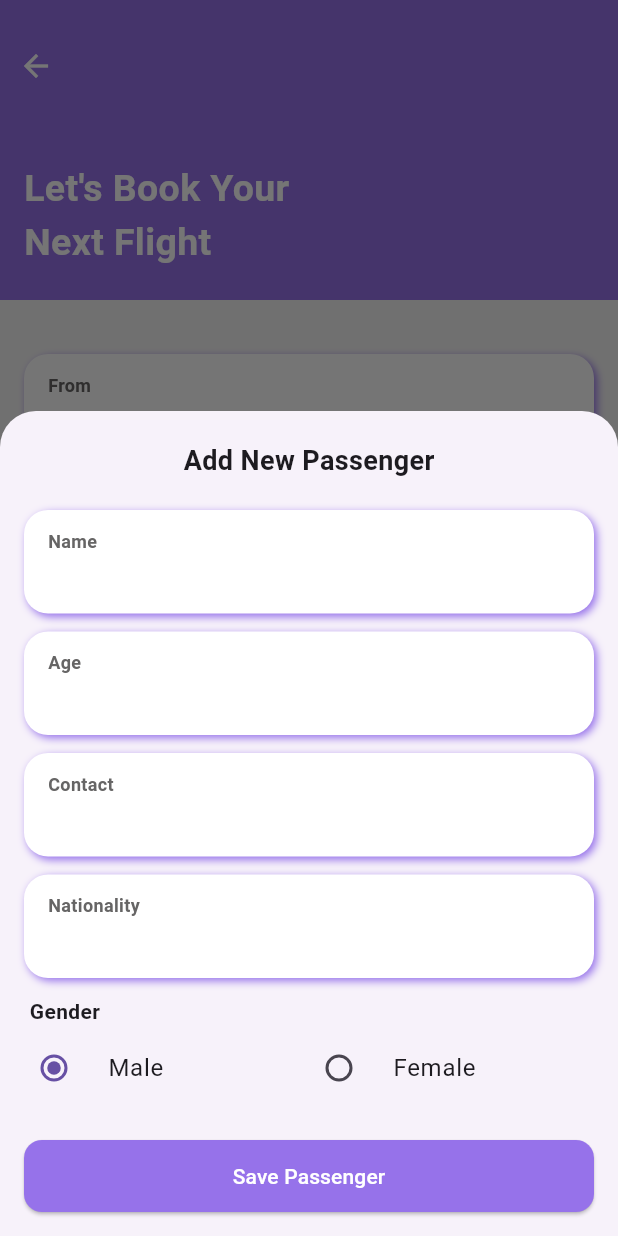
After one commit to rutvi190/TravelApp, a Flutter app: the CreateTripScreen screen opened directly, after a tap on "Add Passenger", on a phone screen of 412 x 824 dp. The commit adds this screen. Run offline on Flutter 3.47's test engine with Material 3 defaults, Android fonts, the phone set to English and light mode, and no system bars; our stand-ins replace cloud_firestore, firebase_auth, firebase_core, get; accounts and stored records are empty.

Commit message:
create trip screen

```diff
--- a/lib/auth/login_screen.dart
+++ b/lib/auth/login_screen.dart
@@ -1,4 +1,3 @@
-// ignore_for_file: use_build_context_synchronously
 
 import 'package:flutter/material.dart';
 import 'package:get/get.dart';
@@ -59,10 +58,7 @@ class _LoginScreenState extends State<LoginScreen> {
                             if (success) {
                               Get.snackbar('Success', 'Login successful',
                                   backgroundColor: AppColors.textPrimary);
-                              Navigator.of(context).push(MaterialPageRoute(
-                                builder: (context) => DashboardScreen(),
-                              ));
-                              // Navigate to main dashboard or home screen
+                              Get.to(() => DashboardScreen());
                             } else {
                               Get.snackbar(
                                   'Error', authController.errorMessage.value,
--- a/lib/auth/signup_screen.dart
+++ b/lib/auth/signup_screen.dart
@@ -63,8 +63,8 @@ class _SignupScreenState extends State<SignupScreen> {
                             );
 
                             if (success) {
+                              Get.to(() => DashboardScreen());
                               Get.snackbar('Success', 'Account created successfully',backgroundColor: AppColors.textPrimary);
-                              Get.off(() => DashboardScreen());
                             } else {
                               Get.snackbar('Error', authController.errorMessage.value,backgroundColor: AppColors.textPrimary);
                             }
--- a/lib/core/appColor.dart
+++ b/lib/core/appColor.dart
@@ -2,7 +2,7 @@
 import 'package:flutter/material.dart';
 
 class AppColors {
-  static const Color background = Color(0xFF9672ea);
+  static const Color primaryColor = Color(0xFF9672ea);
   static const Color buttonbackground = Colors.transparent;
   static const Color textPrimary = Color(0xFFFFFFFF);
 }
--- /dev/null
+++ b/lib/screens/create_trip_screen.dart
@@ -0,0 +1,381 @@
+import 'package:flutter/material.dart';
+import 'package:get/get.dart';
+import 'package:travel_trip_task/core/appColor.dart';
+import 'package:travel_trip_task/screens/dashboard_screen.dart';
+
+class CreateTripScreen extends StatefulWidget {
+  const CreateTripScreen({super.key});
+
+  @override
+  State<CreateTripScreen> createState() => _CreateTripScreenState();
+}
+
+class _CreateTripScreenState extends State<CreateTripScreen> {
+  final TextEditingController fromController = TextEditingController(text: "");
+  final TextEditingController toController = TextEditingController(text: "");
+  final TextEditingController departureController = TextEditingController(text: "");
+  final TextEditingController returnController = TextEditingController(text: "");
+  final TextEditingController passengerController = TextEditingController(text: "");
+  final TextEditingController classController = TextEditingController(text: "");
+
+  List<Map<String, String>> passengers = [];
+
+  @override
+  void dispose() {
+    fromController.dispose();
+    toController.dispose();
+    departureController.dispose();
+    returnController.dispose();
+    passengerController.dispose();
+    classController.dispose();
+    super.dispose();
+  }
+
+  @override
+  Widget build(BuildContext context) {
+    return Scaffold(
+      backgroundColor: Colors.grey[100],
+      body: Column(
+        children: [
+          Stack(
+            children: [
+              Container(
+                height: 200,
+                color: AppColors.primaryColor,
+              ),
+              Positioned(
+                top: 20,
+                child: IconButton(
+                  onPressed: () {
+                    Get.to(() => DashboardScreen());
+                  },
+                  icon: Icon(Icons.arrow_back,color: AppColors.textPrimary,)
+                )
+              ),
+              Positioned(
+                bottom: 20,
+                left: 16,
+                child: Text(
+                  "Let's Book Your\nNext Flight",
+                  style: TextStyle(
+                    fontSize: 25,
+                    color: AppColors.textPrimary,
+                    fontWeight: FontWeight.bold,
+                  ),
+                ),
+              ),
+            ],
+          ),
+          Expanded(
+            child: SingleChildScrollView(
+              padding: const EdgeInsets.all(16),
+              child: Column(
+                children: [
+                  const SizedBox(height: 20),
+                  Stack(
+                    alignment: Alignment.centerRight,
+                    children: [
+                      Column(
+                        children: [
+                          _buildTextBox(
+                              title: "From", controller: fromController),
+                          const SizedBox(height: 12),
+                          _buildTextBox(title: "To", controller: toController),
+                        ],
+                      ),
+                      Positioned(
+                        right: 16,
+                        child: Container(
+                          padding: const EdgeInsets.all(8),
+                          decoration: BoxDecoration(
+                            color: AppColors.textPrimary,
+                            borderRadius: BorderRadius.circular(24),
+                            boxShadow: const [
+                              BoxShadow(
+                                color: Colors.black12,
+                                blurRadius: 4,
+                                offset: Offset(2, 2),
+                              ),
+                            ],
+                          ),
+                          child: const Icon(
+                            Icons.swap_vert,
+                            color: AppColors.primaryColor,
+                            size: 20,
+                          ),
+                        ),
+                      ),
+                    ],
+                  ),
+                  //const SizedBox(height: 20),
+                  // Column(
+                  //   children: [
+                  //     _buildTextBox(title: "Name", controller: toController),
+                  //   ],
+                  // ),
+                  const SizedBox(height: 20),
+                  Row(
+                    mainAxisAlignment: MainAxisAlignment.spaceBetween,
+                    children: [
+                      _buildTextBox(
+                          title: "Date",
+                          controller: departureController,
+                          width: 160),
+                      _buildTextBox(
+                          title: "Return Date",
+                          controller: returnController,
+                          width: 160),
+                    ],
+                  ),
+                  const SizedBox(height: 20),
+                  Row(
+                    mainAxisAlignment: MainAxisAlignment.spaceBetween,
+                    children: [
+                      _buildTextBox(
+                          title: "Total Passengers",
+                          controller: passengerController,
+                          width: 160),
+                      _buildTextBox(
+                          title: "Class",
+                          controller: classController,
+                          width: 160),
+                    ],
+                  ),
+                  const SizedBox(height: 20),
+                  Row(
+                    mainAxisAlignment: MainAxisAlignment.spaceBetween,
+                    children: [
+                      GestureDetector(
+                        onTap: () {
+                          _showAddPassengerSheet(context);
+                          // setState(() {
+                          //   passengers.add({
+                          //     'name': name,
+                          //     'age': age,
+                          //   });
+                          // });
+                        },
+                        child: Row(
+                          children: [
+                            Icon(
+                              Icons.add,
+                              color: AppColors.primaryColor,
+                            ),
+                            Text(
+                              " Add Passenger",
+                              style: TextStyle(
+                                  color: AppColors.primaryColor,
+                                  fontSize: 18,
+                                  fontWeight: FontWeight.bold),
+                            )
+                          ],
+                        ),
+                      ),
+                      Text(
+                        "View All",
+                        style: TextStyle(
+                            color: AppColors.primaryColor,
+                            fontSize: 18,
+                            fontWeight: FontWeight.bold),
+                      )
+                    ],
+                  ),
+                  // Row(
+                  //   mainAxisAlignment: MainAxisAlignment.spaceBetween,
+                  //   children: [
+                  //     _buildTextBox(
+                  //         title: "Passengers",
+                  //         controller: passengerController,
+                  //         width: 160),
+                  //     _buildTextBox(
+                  //         title: "Class",
+                  //         controller: classController,
+                  //         width: 160),
+                  //   ],
+                  // ),
+                  SizedBox(height: 40),
+                  SizedBox(
+                    width: double.infinity,
+                    height: 50,
+                    child: ElevatedButton(
+                      style: ElevatedButton.styleFrom(
+                        backgroundColor: Colors.deepPurple,
+                        shape: RoundedRectangleBorder(
+                          borderRadius: BorderRadius.circular(25),
+                        ),
+                      ),
+                      onPressed: () {
+                        final from = fromController.text;
+                        final to = toController.text;
+                        final departure = departureController.text;
+                        final returning = returnController.text;
+                        final passengers = passengerController.text;
+                        //final travelClass = classController.text;
+
+                        print('Booking from $from to $to');
+                      },
+                      child: Text(
+                        "Book Now",
+                        style: TextStyle(
+                            fontSize: 16, color: AppColors.textPrimary),
+                      ),
+                    ),
+                  ),
+                  const SizedBox(height: 20),
+                ],
+              ),
+            ),
+          ),
+        ],
+      ),
+    );
+  }
+
+  Widget _buildTextBox({
+    required String title,
+    required TextEditingController controller,
+    double? width,
+  }) {
+    return Container(
+      width: width ?? double.infinity,
+      padding: const EdgeInsets.symmetric(horizontal: 16, vertical: 12),
+      decoration: BoxDecoration(
+        color: Colors.white,
+        borderRadius: BorderRadius.circular(16),
+        boxShadow: const [
+          BoxShadow(
+              color: AppColors.primaryColor,
+              blurRadius: 4,
+              offset: Offset(2, 2)),
+        ],
+      ),
+      child: Column(
+        crossAxisAlignment: CrossAxisAlignment.start,
+        children: [
+          Text(title,
+              style: const TextStyle(
+                  color: Color.fromARGB(255, 102, 101, 101),
+                  fontSize: 12,
+                  fontWeight: FontWeight.bold)),
+          const SizedBox(height: 4),
+          TextField(
+            controller: controller,
+            style: const TextStyle(fontSize: 16, fontWeight: FontWeight.w500),
+            decoration: const InputDecoration(
+              isDense: true,
+              contentPadding: EdgeInsets.zero,
+              border: InputBorder.none,
+            ),
+          ),
+        ],
+      ),
+    );
+  }
+
+  void _showAddPassengerSheet(BuildContext context) {
+    showModalBottomSheet(
+      context: context,
+      isScrollControlled: true,
+      shape: const RoundedRectangleBorder(
+        borderRadius: BorderRadius.vertical(top: Radius.circular(24)),
+      ),
+      builder: (context) {
+        TextEditingController nameController = TextEditingController();
+        TextEditingController ageController = TextEditingController();
+        TextEditingController contactController = TextEditingController();
+        TextEditingController nationalityController = TextEditingController();
+
+        String gender = "Male";
+
+        return StatefulBuilder(
+          builder: (context, setState) {
+            return Padding(
+              padding: EdgeInsets.only(
+                bottom: MediaQuery.of(context).viewInsets.bottom,
+                left: 16,
+                right: 16,
+                top: 20,
+              ),
+              child: Column(
+                mainAxisSize: MainAxisSize.min,
+                children: [
+                  const Text("Add New Passenger",style:TextStyle(fontSize: 18, fontWeight: FontWeight.bold)),
+                  const SizedBox(height: 20),
+                  _buildTextBox(title: "Name", controller: nameController),
+                  const SizedBox(height: 12),
+                  _buildTextBox(title: "Age", controller: ageController),
+                  const SizedBox(height: 12),
+                  _buildTextBox(title: "Contact", controller: contactController),
+                  const SizedBox(height: 12),
+                  _buildTextBox(title: "Nationality", controller: nationalityController),
+                  const SizedBox(height: 12),
+                  Column(
+                    crossAxisAlignment: CrossAxisAlignment.start,
+                    children: [
+                      const Text(" Gender",style: TextStyle(fontSize: 14, fontWeight: FontWeight.bold)),
+                      Row(
+                        children: [
+                          Expanded(
+                            child: RadioListTile<String>(
+                              value: "Male",
+                              groupValue: gender,
+                              title: const Text("Male"),
+                              onChanged: (value) {
+                                setState(() {
+                                  gender = value!;
+                                });
+                              },
+                              contentPadding: EdgeInsets.zero,
+                            ),
+                          ),
+                          Expanded(
+                            child: RadioListTile<String>(
+                              value: "Female",
+                              groupValue: gender,
+                              title: const Text("Female"),
+                              onChanged: (value) {
+                                setState(() {
+                                  gender = value!;
+                                });
+                              },
+                              contentPadding: EdgeInsets.zero,
+                            ),
+                          ),
+                        ],
+                      ),
+                    ],
+                  ),
+                  const SizedBox(height: 20),
+                  SizedBox(
+                    width: double.infinity,
+                    height: 48,
+                    child: ElevatedButton(
+                      style: ElevatedButton.styleFrom(
+                        backgroundColor: AppColors.primaryColor,
+                        shape: RoundedRectangleBorder(
+                          borderRadius: BorderRadius.circular(12),
+                        ),
+                      ),
+                      onPressed: () {
+                        final name = nameController.text.trim();
+                        final age = ageController.text.trim();
+
+                        if (name.isNotEmpty && age.isNotEmpty) {
+                          print("Passenger: $name, Age: $age, Gender: $gender");
+                          Navigator.pop(context);
+                        }
+                      },
+                      child:  Text("Save Passenger",
+                          style: TextStyle(color: AppColors.textPrimary)),
+                    ),
+                  ),
+                  const SizedBox(height: 16),
+                ],
+              ),
+            );
+          },
+        );
+      },
+    );
+  }
+}
--- a/lib/screens/getstartscreen.dart
+++ b/lib/screens/onbording_screen.dart
@@ -1,4 +1,5 @@
 import 'package:flutter/material.dart';
+import 'package:get/get.dart';
 import 'package:travel_trip_task/auth/login_screen.dart';
 
 class Getstartscreen extends StatefulWidget {
@@ -31,7 +32,7 @@ class _GetstartscreenState extends State<Getstartscreen> {
               width: 200,
               child: ElevatedButton(
                 onPressed: () {
-                  Navigator.of(context).push(MaterialPageRoute(builder: (context) => LoginScreen(),));
+                  Get.to(() => LoginScreen());
                 }, child: Text("Get Started",style: TextStyle(fontSize: 18),),
               ),
             ),
--- /dev/null
+++ b/lib/services/route/app_route.dart
@@ -0,0 +1,20 @@
+import 'package:get/get.dart';
+import 'package:travel_trip_task/auth/login_screen.dart';
+import 'package:travel_trip_task/auth/signup_screen.dart';
+import 'package:travel_trip_task/screens/dashboard_screen.dart';
+import 'package:travel_trip_task/screens/settings_screen.dart';
+
+class AppRoutes {
+  static const login = '/login';
+  static const signup = '/signup';
+  static const dashboard = '/dashboard';
+  static const settings = '/settings';
+
+  static final routes = [
+    GetPage(name: login, page: () => LoginScreen()),
+    GetPage(name: signup, page: () => SignupScreen()),
+    GetPage(name: dashboard, page: () => DashboardScreen()),
+    GetPage(name: settings, page: () => SettingsScreen()),
+
+  ];
+}
```
Also changed, not shown: lib/main.dart (+6 -2 lines), lib/screens/dashboard_screen.dart (+49 -3 lines), lib/screens/settings_screen.dart (added, +54 -0 lines).
